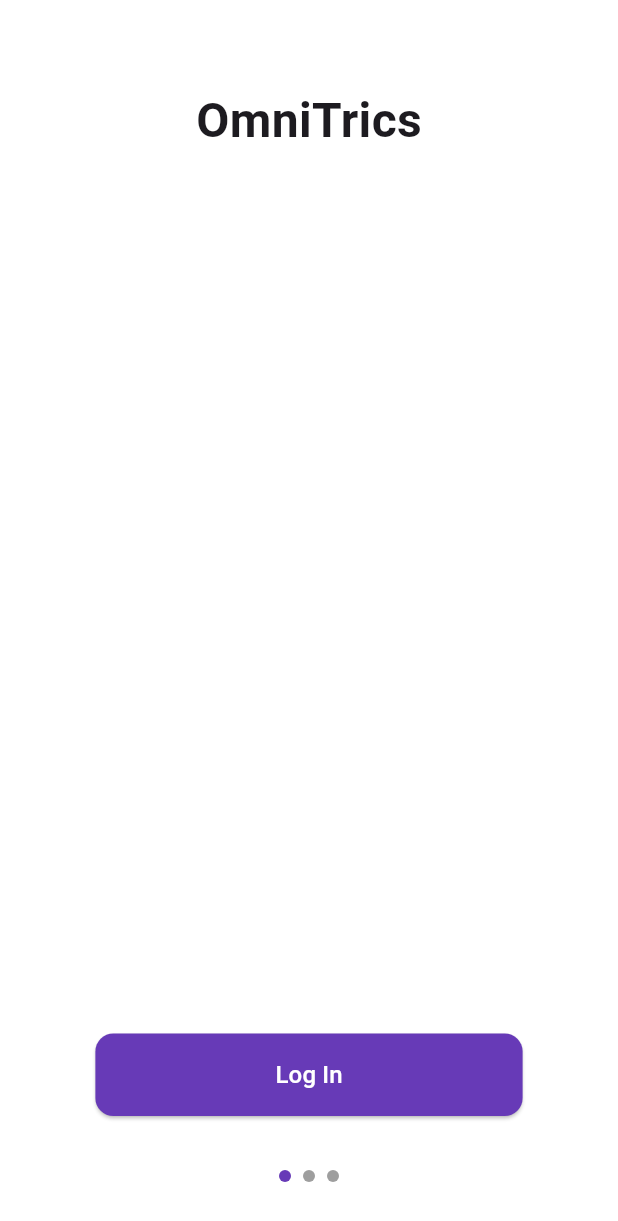
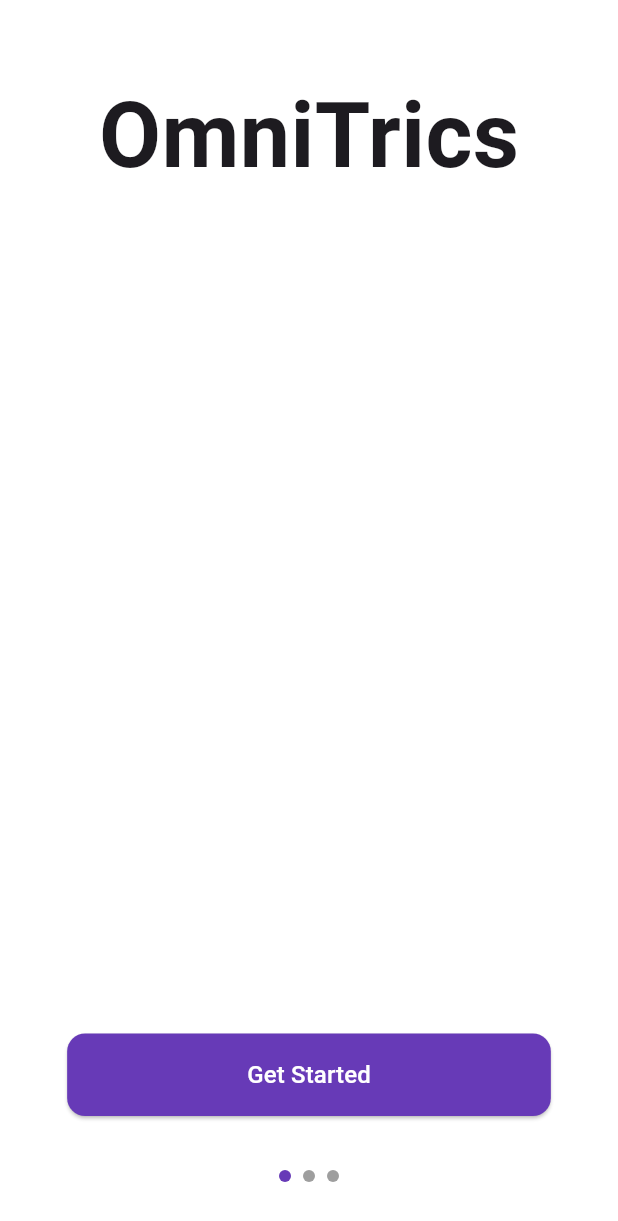
Before and after one commit to luisobumani/Thesis-Project_Omnitrics-Application, a Flutter app: the screen it shows after launch, on a phone screen of 412 x 824 dp. Shown: the top 1221 px of the screen. Run offline on Flutter 3.47's test engine with Material 3 defaults, Android fonts, the phone set to English and light mode, and no system bars; drawn by our look-alikes of dots_indicator; our stand-ins replace camera, cloud_firestore, firebase_auth, firebase_core, flutter_svg, google_sign_in and 2 more; missing offline and left inert: gallery_saver_plus; accounts and stored records are empty.

Commit message:
button minor changes

```diff
--- a/omnitrics_thesis/lib/getStarted/Widget/button.dart
+++ b/omnitrics_thesis/lib/getStarted/Widget/button.dart
@@ -1,6 +1,6 @@
   import 'package:flutter/material.dart';
 
-  class getStartedButton extends StatelessWidget {
+    class getStartedButton extends StatelessWidget {
     final VoidCallback onPressed;
     const getStartedButton({super.key, required this.onPressed});
 
@@ -19,7 +19,7 @@
         ),
       ),
       child: const Text(
-        'Log In',
+        'Get Started',
         style: TextStyle(
           fontSize: 16,
           color: Colors.white,
--- a/omnitrics_thesis/lib/getStarted/splash.dart
+++ b/omnitrics_thesis/lib/getStarted/splash.dart
@@ -17,32 +17,29 @@ class SplashScreen extends StatelessWidget {
             mainAxisAlignment: MainAxisAlignment.center,
             crossAxisAlignment: CrossAxisAlignment.center,
             children: [
-              // Title
+              // TITLE
               const Text(
                 'OmniTrics',
                 style: TextStyle(
-                  fontSize: 32,
+                  fontSize: 60,
                   fontWeight: FontWeight.bold,
-                  height: 5,
+                  height: 3,
                 ),
               ),
               const SizedBox(height: 200),
 
               const Spacer(),
 
-              // Button
+              // BUTTON
               getStartedButton(
                 onPressed: (){
                   Navigator.pushReplacement(context, MaterialPageRoute(builder: (context) => LoginScreen()),
                   );
                 },
               ),
-
               const SizedBox(height: 32),
-
-              // Dot Indicator
+              // DOT INDICATOR
               dotIndicator(),
-
               const SizedBox(height: 32), // Bottom padding
             ],
           ),
```
